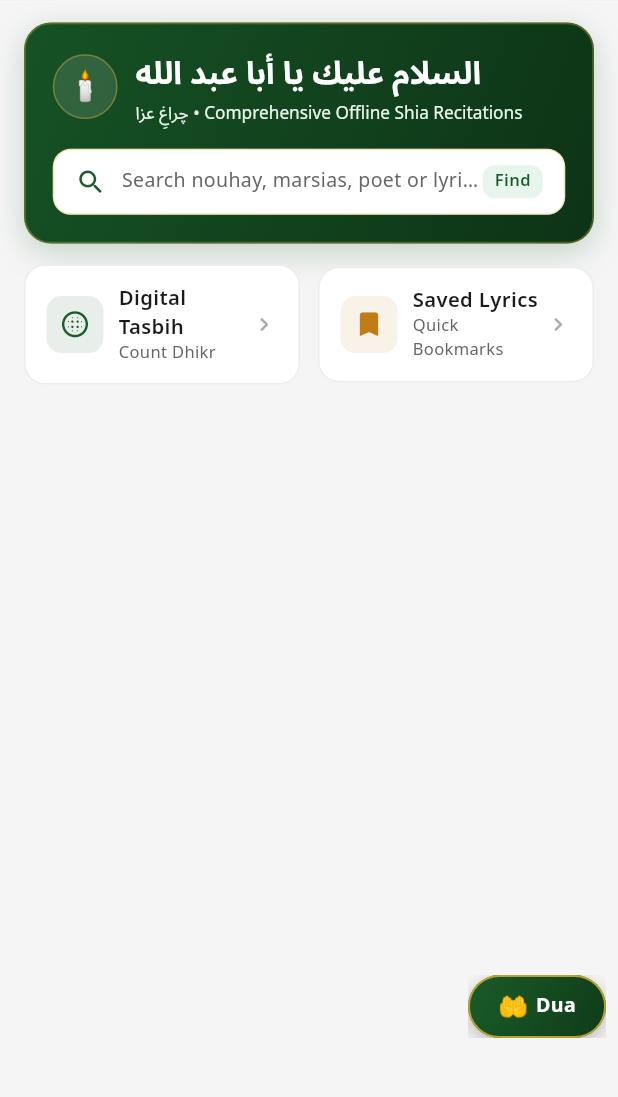
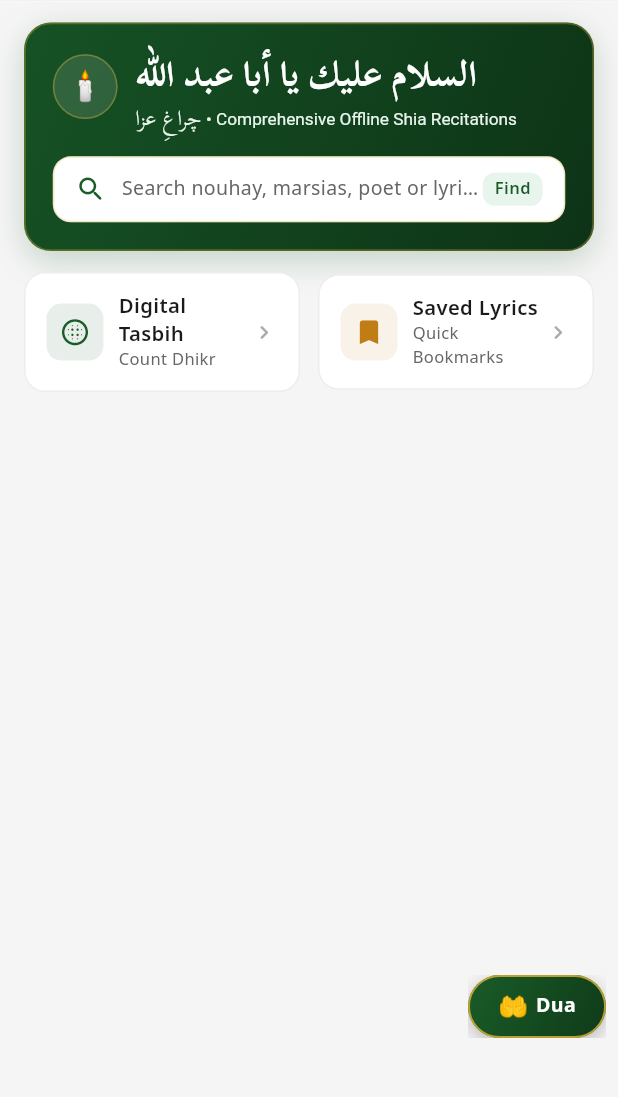
Before and after one commit to Abobker85/ChiraagEAzaa, a Flutter app: the HomeScreen screen opened directly, on a phone screen of 412 x 824 dp, the part 84-1181 px from its top. Run offline on Flutter 3.47's test engine with Material 3 defaults, Android fonts, the phone set to English and light mode, and no system bars; our stand-ins replace firebase_core, firebase_messaging, flutter_html, flutter_local_notifications, sqflite, sqflite_common_ffi_web; accounts and stored records are empty.

Commit message:
feat(fonts): bundle Scheherazade New calligraphic Naskh TTF for all Arabic/Urdu text

```diff
--- a/lib/screens/home_screen.dart
+++ b/lib/screens/home_screen.dart
@@ -200,19 +200,34 @@ class _HomeScreenState extends State<HomeScreen> {
                       'السلام عليك يا أبا عبد الله',
                       textDirection: TextDirection.rtl,
                       style: AppTheme.arabicTextStyle(
-                        fontSize: 21,
+                        fontSize: 24,
                         fontWeight: FontWeight.bold,
                         color: Colors.white,
+                        height: 1.3,
                       ),
                     ),
                     const SizedBox(height: 3),
-                    const Text(
-                      'چراغِ عزا • Comprehensive Offline Shia Recitations',
-                      style: TextStyle(
-                        fontSize: 11.5,
-                        color: Color(0xFFE8F5EC),
-                        fontWeight: FontWeight.w400,
-                        letterSpacing: 0,
+                    Text.rich(
+                      TextSpan(
+                        children: [
+                          TextSpan(
+                            text: 'چراغِ عزا',
+                            style: AppTheme.arabicTextStyle(
+                              fontSize: 14,
+                              color: const Color(0xFFE8F5EC),
+                              fontWeight: FontWeight.w400,
+                            ),
+                          ),
+                          const TextSpan(
+                            text: ' • Comprehensive Offline Shia Recitations',
+                            style: TextStyle(
+                              fontSize: 11.5,
+                              color: Color(0xFFE8F5EC),
+                              fontWeight: FontWeight.w400,
+                              letterSpacing: 0,
+                            ),
+                          ),
+                        ],
                       ),
                     ),
                   ],
@@ -540,7 +555,7 @@ class _HomeScreenState extends State<HomeScreen> {
                                 urdu,
                                 textDirection: TextDirection.rtl,
                                 style: AppTheme.arabicTextStyle(
-                                  fontSize: 11.5,
+                                  fontSize: 14,
                                   color: AppTheme.textSecondary
                                       .withValues(alpha: 0.85),
                                 ),
@@ -696,8 +711,9 @@ class _FeaturedCard extends StatelessWidget {
                     overflow: TextOverflow.ellipsis,
                     style: urduSubtitle != null
                         ? AppTheme.arabicTextStyle(
-                            fontSize: 11.5,
-                            color: AppTheme.textSecondary.withValues(alpha: 0.8),
+                            fontSize: 14,
+                            color: AppTheme.textSecondary.withValues(alpha: 0.85),
+                            height: 1.25,
                           )
                         : TextStyle(
                             fontSize: 11.5,
--- a/lib/theme.dart
+++ b/lib/theme.dart
@@ -16,7 +16,8 @@ class AppTheme {
   static const Color goldLight = Color(0xFFFDF6E2);
   static const Color goldBorder = Color(0x33D4AF37);
 
-  static const String arabicFontFamily = 'NotoSansArabic';
+  static const String arabicFontFamily = 'ScheherazadeNew';
+  static const String uiFontFamily = 'NotoSansArabic';
 
   static final RegExp _arabicScriptRegExp = RegExp(
     r'[\u0600-\u06FF\u0750-\u077F\u08A0-\u08FF\uFB50-\uFDFF\uFE70-\uFEFF]',
@@ -27,8 +28,9 @@ class AppTheme {
 
   /// Shared text style helper for all Arabic and Urdu script text.
   ///
-  /// Uses the bundled offline TTF font and enforces `letterSpacing: 0` so
-  /// cursive Arabic/Urdu letters connect cleanly with no inter-letter gaps.
+  /// Uses the bundled offline calligraphic Naskh TTF font (Scheherazade New)
+  /// and enforces `letterSpacing: 0` so cursive Arabic/Urdu letters connect
+  /// cleanly with no inter-letter gaps.
   static TextStyle arabicTextStyle({
     double? fontSize,
     FontWeight? fontWeight,
@@ -37,7 +39,7 @@ class AppTheme {
   }) {
     return TextStyle(
       fontFamily: arabicFontFamily,
-      fontFamilyFallback: const ['NotoEmoji'],
+      fontFamilyFallback: const [uiFontFamily, 'NotoEmoji'],
       fontSize: fontSize,
       fontWeight: fontWeight,
       color: color,
@@ -48,8 +50,8 @@ class AppTheme {
 
   static ThemeData get light => ThemeData(
     useMaterial3: true,
-    fontFamily: arabicFontFamily,
-    fontFamilyFallback: const ['NotoEmoji', 'Arial', 'Roboto'],
+    fontFamily: uiFontFamily,
+    fontFamilyFallback: const [arabicFontFamily, 'NotoEmoji', 'Arial', 'Roboto'],
     colorScheme: ColorScheme.fromSeed(
       seedColor: green,
       primary: green,
@@ -62,7 +64,8 @@ class AppTheme {
       elevation: 0,
       centerTitle: true,
       titleTextStyle: TextStyle(
-        fontFamily: arabicFontFamily,
+        fontFamily: uiFontFamily,
+        fontFamilyFallback: [arabicFontFamily, 'NotoEmoji'],
         color: textPrimary,
         fontSize: 17,
         fontWeight: FontWeight.w600,
```
Also changed, not shown: lib/screens/lyric_detail_screen.dart (+10 -9 lines), pubspec.yaml (+7 -1 lines), assets/fonts/ScheherazadeNew-Bold.ttf (added), assets/fonts/ScheherazadeNew-Regular.ttf (added), 2 other files.
